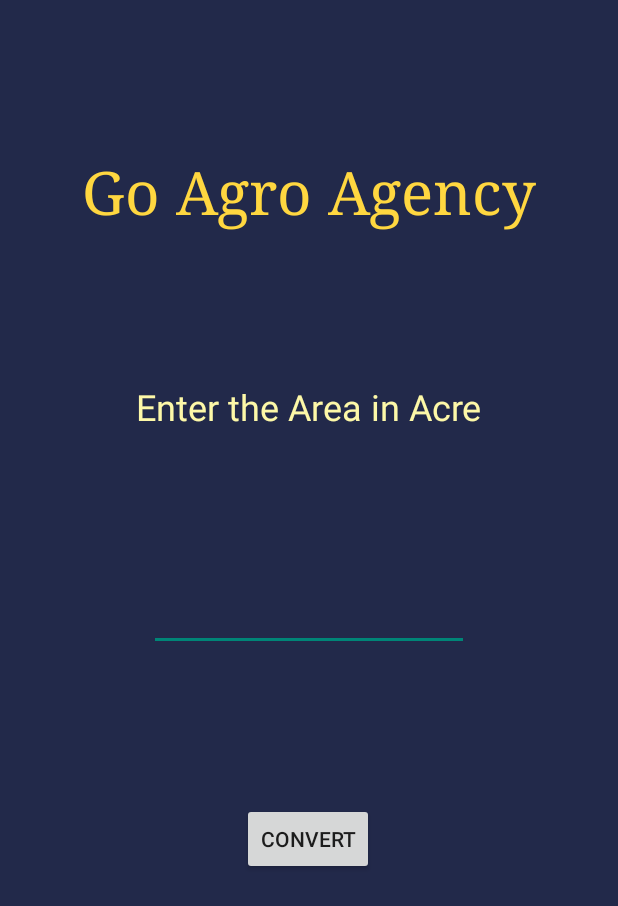
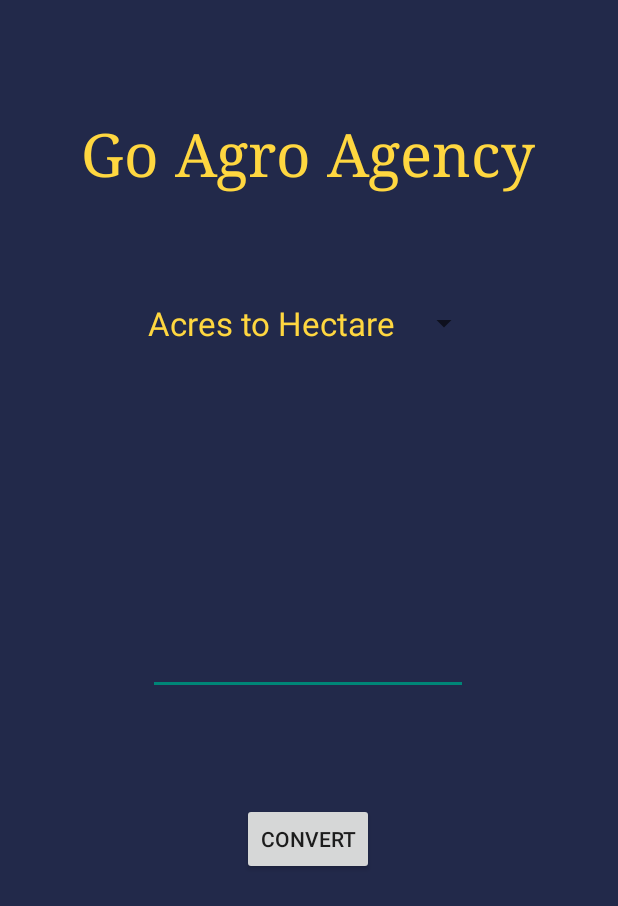
Before and after one commit to rk-3131/Go-Agro-Project, an Android app: the Converter screen opened directly, with no data from a screen before it, on a phone screen of 412 x 824 dp. Shown: the top 906 px of the screen. Run offline under Robolectric (Android 15) with nearby library versions, the phone set to English and light mode, and no system bars; Roboto replaces fonts that are not available here.

Commit message:
Dropsown of acre to hectare and vice versa

```diff
--- a/app/src/main/java/com/example/goagro/Converter.java
+++ b/app/src/main/java/com/example/goagro/Converter.java
@@ -5,14 +5,18 @@ import androidx.appcompat.app.AppCompatActivity;
 import android.annotation.SuppressLint;
 import android.os.Bundle;
 import android.view.View;
+import android.widget.AdapterView;
+import android.widget.ArrayAdapter;
 import android.widget.Button;
 import android.widget.EditText;
+import android.widget.Spinner;
 import android.widget.TextView;
 
 public class Converter extends AppCompatActivity {
     EditText acres;
     Button getConversion;
     TextView result;
+    Spinner options;
     @Override
     protected void onCreate(Bundle savedInstanceState) {
         super.onCreate(savedInstanceState);
@@ -20,13 +24,49 @@ public class Converter extends AppCompatActivity {
         acres = findViewById(R.id.areaInAcres);
         getConversion = findViewById(R.id.convertButton);
         result = findViewById(R.id.resultText);
+        options = findViewById(R.id.spinner);
 
-        getConversion.setOnClickListener(new View.OnClickListener() {
+        // Create an ArrayAdapter using the string array resource
+        ArrayAdapter<CharSequence> adapter = ArrayAdapter.createFromResource(this, R.array.conversion_options, R.layout.custom_spinner_item);
+//        android.R.layout.simple_spinner_item
+
+// Specify the layout to use when the list of choices appears
+        adapter.setDropDownViewResource(android.R.layout.simple_spinner_dropdown_item);
+
+// Apply the adapter to the spinner
+        options.setAdapter(adapter);
+
+        options.setOnItemSelectedListener(new AdapterView.OnItemSelectedListener() {
             @Override
-            public void onClick(View v) {
-                double val = Double.parseDouble(acres.getText().toString());
-                double valueInHectare = val * 0.404686;
-                result.setText("Area in Hectare is " + valueInHectare);
+            public void onItemSelected(AdapterView<?> parentView, View selectedItemView, int position, long id) {
+                // Handle the selected item here
+                String selectedItem = parentView.getItemAtPosition(position).toString();
+
+                // You can perform actions based on the selected item here
+                if (selectedItem.equals("Acres to Hectare")) {
+                    getConversion.setOnClickListener(new View.OnClickListener() {
+                        @Override
+                        public void onClick(View v) {
+                            double val = Double.parseDouble(acres.getText().toString());
+                            double valueInHectare = val * 0.404686;
+                            result.setText("Area in Hectare is " + valueInHectare);
+                        }
+                    });
+                } else if (selectedItem.equals("Hectare to Acres")) {
+                    getConversion.setOnClickListener(new View.OnClickListener() {
+                        @Override
+                        public void onClick(View v) {
+                            double val = Double.parseDouble(acres.getText().toString());
+                            double valueInAcres = val * 2.47105;
+                            result.setText("Area in Acres is " + valueInAcres);
+                        }
+                    });
+                }
+            }
+
+            @Override
+            public void onNothingSelected(AdapterView<?> parentView) {
+                // Do nothing here (optional)
             }
         });
     }
--- a/app/src/main/res/layout/activity_converter.xml
+++ b/app/src/main/res/layout/activity_converter.xml
@@ -11,43 +11,28 @@
         android:id="@+id/Title"
         android:layout_width="wrap_content"
         android:layout_height="wrap_content"
+        android:layout_marginTop="76dp"
         android:fontFamily="serif"
         android:text="Go Agro Agency"
         android:textColor="#FFD740"
         android:textSize="40sp"
-        app:layout_constraintBottom_toTopOf="@+id/textView"
         app:layout_constraintEnd_toEndOf="parent"
-        app:layout_constraintHorizontal_bias="0.5"
+        app:layout_constraintHorizontal_bias="0.495"
         app:layout_constraintStart_toStartOf="parent"
-        app:layout_constraintTop_toTopOf="parent"
-        app:layout_constraintVertical_bias="0.5" />
-
-    <TextView
-        android:id="@+id/textView"
-        android:layout_width="wrap_content"
-        android:layout_height="wrap_content"
-        android:text="Enter the Area in Acre"
-        android:textColor="#FDF8A8"
-        android:textSize="24sp"
-        app:layout_constraintBottom_toTopOf="@+id/areaInAcres"
-        app:layout_constraintEnd_toEndOf="parent"
-        app:layout_constraintHorizontal_bias="0.5"
-        app:layout_constraintStart_toStartOf="parent"
-        app:layout_constraintTop_toBottomOf="@+id/Title"
-        app:layout_constraintVertical_bias="0.5" />
+        app:layout_constraintTop_toTopOf="parent" />
 
     <EditText
         android:id="@+id/areaInAcres"
         android:layout_width="wrap_content"
         android:layout_height="wrap_content"
+        android:layout_marginBottom="72dp"
         android:ems="10"
         android:inputType="number"
+        android:textColor="#FFD740"
         app:layout_constraintBottom_toTopOf="@+id/convertButton"
         app:layout_constraintEnd_toEndOf="parent"
-        app:layout_constraintHorizontal_bias="0.5"
-        app:layout_constraintStart_toStartOf="parent"
-        app:layout_constraintTop_toBottomOf="@+id/textView"
-        app:layout_constraintVertical_bias="0.5" />
+        app:layout_constraintHorizontal_bias="0.497"
+        app:layout_constraintStart_toStartOf="parent" />
 
     <Button
         android:id="@+id/convertButton"
@@ -71,4 +56,15 @@
         app:layout_constraintEnd_toEndOf="parent"
         app:layout_constraintHorizontal_bias="0.498"
         app:layout_constraintStart_toStartOf="parent" />
+
+    <Spinner
+        android:id="@+id/spinner"
+        android:layout_width="wrap_content"
+        android:layout_height="wrap_content"
+        app:layout_constraintBottom_toTopOf="@+id/areaInAcres"
+        app:layout_constraintEnd_toEndOf="parent"
+        app:layout_constraintHorizontal_bias="0.498"
+        app:layout_constraintStart_toStartOf="parent"
+        app:layout_constraintTop_toBottomOf="@+id/Title"
+        app:layout_constraintVertical_bias="0.273" />
 </androidx.constraintlayout.widget.ConstraintLayout>
--- /dev/null
+++ b/app/src/main/res/layout/custom_spinner_item.xml
@@ -0,0 +1,11 @@
+<?xml version="1.0" encoding="utf-8"?>
+<TextView xmlns:android="http://schemas.android.com/apk/res/android"
+    android:id="@android:id/text1"
+    android:layout_width="match_parent"
+    android:layout_height="wrap_content"
+    android:paddingStart="8dp"
+    android:paddingTop="4dp"
+    android:paddingEnd="8dp"
+    android:paddingBottom="4dp"
+    android:textColor="@color/yellow"
+    android:textSize="22sp" />
--- a/app/src/main/res/values/colors.xml
+++ b/app/src/main/res/values/colors.xml
@@ -7,4 +7,6 @@
     <color name="teal_700">#FF018786</color>
     <color name="black">#FF000000</color>
     <color name="white">#FFFFFFFF</color>
+    <color name="yellow">#FFD740</color>
+
 </resources>
--- a/app/src/main/res/values/strings.xml
+++ b/app/src/main/res/values/strings.xml
@@ -6,4 +6,8 @@
     <string name="enter_valid_email_address">Enter valid email address</string>
     <string name="todo">TODO</string>
     <string name="go_agro_agency">Go Agro Agency</string>
+    <string-array name="conversion_options">
+        <item>Acres to Hectare</item>
+        <item>Hectare to Acres</item>
+    </string-array>
 </resources>
```
